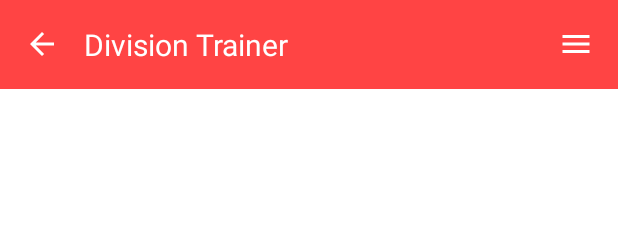
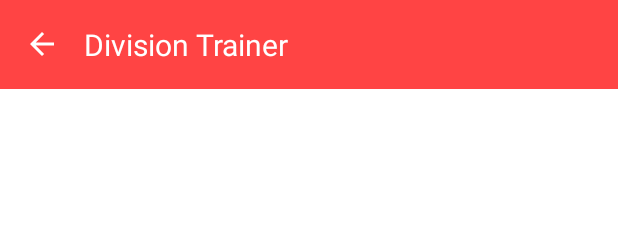
Before and after one commit to eliasjoostens/BreukentrainerWithRoom, an Android app: the layout toolbar.xml on its own in the app's theme, with its tools: preview values and no code run, on a phone screen of 412 x 824 dp. Shown: the top 225 px of the screen. Run offline under Robolectric (Android 15) with nearby library versions, the light colour scheme and no system bars.

Commit message:
file cleanup + backup before app bar

```diff
--- a/app/build.gradle
+++ b/app/build.gradle
@@ -46,16 +46,12 @@ dependencies {
 
     // optional - RxJava2 support for Room
     implementation "androidx.room:room-rxjava2:$room_version"
-
     // optional - RxJava3 support for Room
     implementation "androidx.room:room-rxjava3:$room_version"
-
     // optional - Guava support for Room, including Optional and ListenableFuture
     implementation "androidx.room:room-guava:$room_version"
-
     // optional - Test helpers
     testImplementation "androidx.room:room-testing:$room_version"
-
     // optional - Paging 3 Integration
     implementation "androidx.room:room-paging:$room_version"
 
@@ -69,7 +65,6 @@ dependencies {
 
     // lifecycleScope:
     implementation 'androidx.lifecycle:lifecycle-runtime-ktx:2.5.1'
-
     // viewModelScope:
     implementation 'androidx.lifecycle:lifecycle-viewmodel-ktx:2.5.1'
 
--- a/app/src/main/res/layout/activity_score.xml
+++ b/app/src/main/res/layout/activity_score.xml
@@ -72,7 +72,7 @@
         android:id="@+id/buttonNewGame"
         android:layout_width="wrap_content"
         android:layout_height="wrap_content"
-        android:layout_marginTop="404dp"
+        android:layout_marginTop="500dp"
         android:text="@string/new_game"
         app:layout_constraintEnd_toEndOf="parent"
         app:layout_constraintEnd_toStartOf="@+id/buttonQuit"
@@ -84,6 +84,7 @@
         android:id="@+id/buttonQuit"
         android:layout_width="wrap_content"
         android:layout_height="wrap_content"
+        android:layout_marginTop="4dp"
         android:text="@string/quit"
         app:layout_constraintEnd_toEndOf="parent"
         app:layout_constraintHorizontal_bias="0.5"
--- a/app/src/main/res/layout/toolbar.xml
+++ b/app/src/main/res/layout/toolbar.xml
@@ -18,9 +18,9 @@
             android:src="@drawable/ic_baseline_arrow_back_24" />
 
         <TextView
+            android:id="@+id/toolbar_title"
             android:layout_width="wrap_content"
             android:layout_height="wrap_content"
-            android:id="@+id/toolbar_title"
             android:layout_centerVertical="true"
             android:layout_marginStart="16dp"
             android:layout_toEndOf="@id/left_arrow"
@@ -28,13 +28,6 @@
             android:textColor="@color/white"
             android:textSize="20sp" />
 
-        <ImageView
-            android:id="@+id/right_menu"
-            android:layout_width="wrap_content"
-            android:layout_height="wrap_content"
-            android:layout_alignParentEnd="true"
-            android:layout_centerVertical="true"
-            android:src="@drawable/ic_baseline_menu_24" />
     </RelativeLayout>
 
 </RelativeLayout>
```
